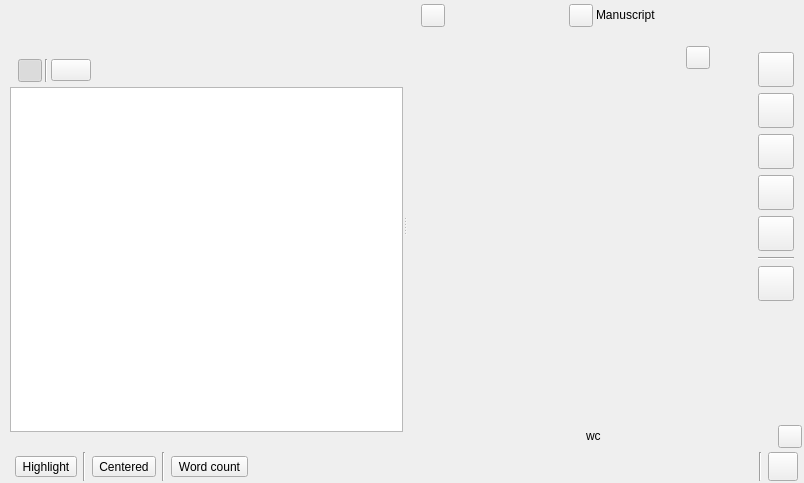
zkovari/plotlyst, file ui/manuscript_view.ui: the form before one commit.
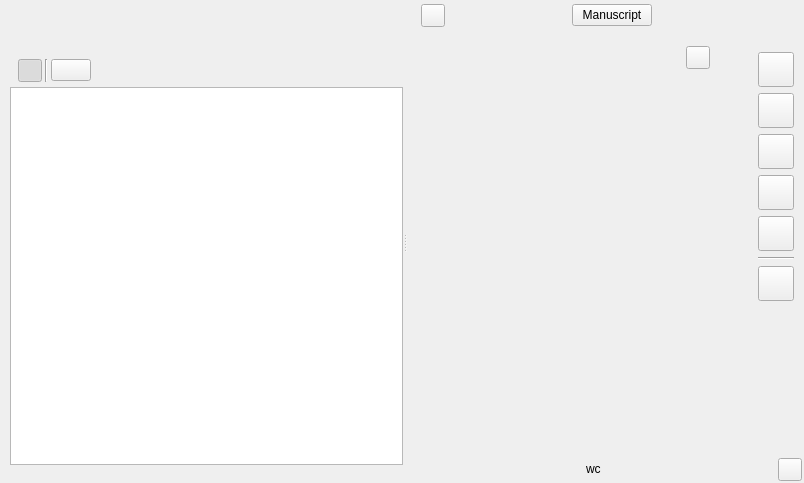
The form after the commit. The open tabs and pages were chosen to show the change. Custom widgets are drawn as their Qt base class.

```diff
--- a/ui/manuscript_view.ui
+++ b/ui/manuscript_view.ui
@@ -302,28 +302,15 @@
                </spacer>
               </item>
               <item>
-               <widget class="QToolButton" name="btnManuscript">
+               <widget class="QPushButton" name="btnManuscript">
                 <property name="text">
-                 <string/>
+                 <string>Manuscript</string>
                 </property>
                 <property name="transparent" stdset="0">
                  <bool>true</bool>
                 </property>
                </widget>
               </item>
-              <item>
-               <widget class="QLabel" name="lblTitle">
-                <property name="sizePolicy">
-                 <sizepolicy hsizetype="Preferred" vsizetype="Maximum">
-                  <horstretch>0</horstretch>
-                  <verstretch>0</verstretch>
-                 </sizepolicy>
-                </property>
-                <property name="text">
-                 <string>Manuscript</string>
-                </property>
-               </widget>
-              </item>
               <item>
                <spacer name="horizontalSpacer_3">
                 <property name="orientation">
@@ -368,7 +355,7 @@
                <x>0</x>
                <y>0</y>
                <width>277</width>
-               <height>367</height>
+               <height>400</height>
               </rect>
              </property>
              <property name="relaxed-white-bg" stdset="0">
@@ -542,7 +529,7 @@
                       <x>0</x>
                       <y>0</y>
                       <width>68</width>
-                      <height>315</height>
+                      <height>348</height>
                      </rect>
                     </property>
                     <property name="relaxed-white-bg" stdset="0">
@@ -1002,179 +989,6 @@
      </widget>
     </widget>
    </item>
-   <item>
-    <widget class="QWidget" name="wdgDistFreeBottom" native="true">
-     <property name="sizePolicy">
-      <sizepolicy hsizetype="Preferred" vsizetype="Maximum">
-       <horstretch>0</horstretch>
-       <verstretch>0</verstretch>
-      </sizepolicy>
-     </property>
-     <layout class="QHBoxLayout" name="horizontalLayout_5">
-      <property name="spacing">
-       <number>6</number>
-      </property>
-      <property name="leftMargin">
-       <number>15</number>
-      </property>
-      <property name="topMargin">
-       <number>2</number>
-      </property>
-      <property name="rightMargin">
-       <number>6</number>
-      </property>
-      <property name="bottomMargin">
-       <number>2</number>
-      </property>
-      <item>
-       <widget class="QToolButton" name="btnFocus">
-        <property name="cursor">
-         <cursorShape>PointingHandCursor</cursorShape>
-        </property>
-        <property name="toolTip">
-         <string>Highlight current sentence only</string>
-        </property>
-        <property name="text">
-         <string>Highlight</string>
-        </property>
-        <property name="iconSize">
-         <size>
-          <width>22</width>
-          <height>22</height>
-         </size>
-        </property>
-        <property name="checkable">
-         <bool>true</bool>
-        </property>
-        <property name="toolButtonStyle">
-         <enum>Qt::ToolButtonTextUnderIcon</enum>
-        </property>
-        <property name="base" stdset="0">
-         <bool>false</bool>
-        </property>
-        <property name="dark-mode-toggle" stdset="0">
-         <bool>true</bool>
-        </property>
-       </widget>
-      </item>
-      <item>
-       <widget class="Line" name="line_5">
-        <property name="orientation">
-         <enum>Qt::Vertical</enum>
-        </property>
-       </widget>
-      </item>
-      <item>
-       <widget class="QToolButton" name="btnTypewriterMode">
-        <property name="cursor">
-         <cursorShape>PointingHandCursor</cursorShape>
-        </property>
-        <property name="text">
-         <string>Centered</string>
-        </property>
-        <property name="iconSize">
-         <size>
-          <width>22</width>
-          <height>22</height>
-         </size>
-        </property>
-        <property name="checkable">
-         <bool>true</bool>
-        </property>
-        <property name="toolButtonStyle">
-         <enum>Qt::ToolButtonTextUnderIcon</enum>
-        </property>
-        <property name="base" stdset="0">
-         <bool>false</bool>
-        </property>
-        <property name="dark-mode-toggle" stdset="0">
-         <bool>true</bool>
-        </property>
-       </widget>
-      </item>
-      <item>
-       <widget class="Line" name="line">
-        <property name="orientation">
-         <enum>Qt::Vertical</enum>
-        </property>
-       </widget>
-      </item>
-      <item>
-       <widget class="QToolButton" name="btnWordCount">
-        <property name="cursor">
-         <cursorShape>PointingHandCursor</cursorShape>
-        </property>
-        <property name="toolTip">
-         <string>Display word count</string>
-        </property>
-        <property name="text">
-         <string>Word count</string>
-        </property>
-        <property name="iconSize">
-         <size>
-          <width>22</width>
-          <height>22</height>
-         </size>
-        </property>
-        <property name="checkable">
-         <bool>true</bool>
-        </property>
-        <property name="toolButtonStyle">
-         <enum>Qt::ToolButtonTextUnderIcon</enum>
-        </property>
-        <property name="base" stdset="0">
-         <bool>false</bool>
-        </property>
-        <property name="dark-mode-toggle" stdset="0">
-         <bool>true</bool>
-        </property>
-       </widget>
-      </item>
-      <item>
-       <spacer name="horizontalSpacer">
-        <property name="orientation">
-         <enum>Qt::Horizontal</enum>
-        </property>
-        <property name="sizeHint" stdset="0">
-         <size>
-          <width>40</width>
-          <height>20</height>
-         </size>
-        </property>
-       </spacer>
-      </item>
-      <item>
-       <widget class="Line" name="line_2">
-        <property name="orientation">
-         <enum>Qt::Vertical</enum>
-        </property>
-       </widget>
-      </item>
-      <item>
-       <widget class="QToolButton" name="btnReturn">
-        <property name="cursor">
-         <cursorShape>PointingHandCursor</cursorShape>
-        </property>
-        <property name="toolTip">
-         <string>Exit distraction free mode</string>
-        </property>
-        <property name="text">
-         <string/>
-        </property>
-        <property name="iconSize">
-         <size>
-          <width>22</width>
-          <height>22</height>
-         </size>
-        </property>
-        <property name="transparent" stdset="0">
-         <bool>true</bool>
-        </property>
-       </widget>
-      </item>
-     </layout>
-    </widget>
-   </item>
   </layout>
  </widget>
  <customwidgets>
```
Left out of the diff: 19 changed lines with no effect on the pictures.
